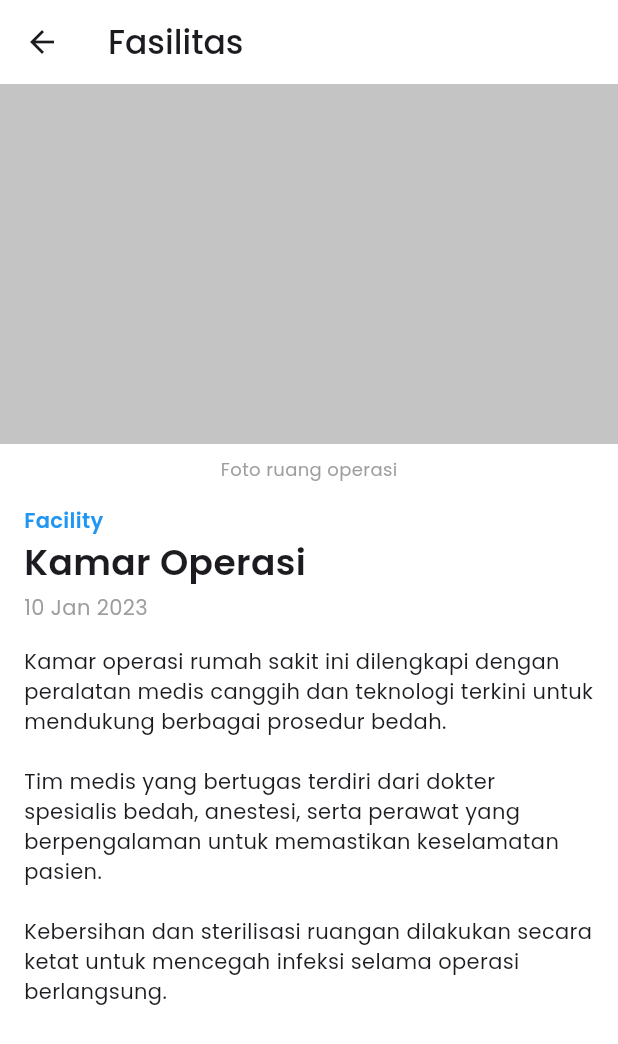
After one commit to zyrridian/hospital-app, a Flutter app: the LayananPage screen opened directly, after a tap on "Kamar Operasi", on a phone screen of 412 x 824 dp. The commit adds this screen. Shown: the top 1044 px of the screen. Run offline on Flutter 3.47's test engine with Material 3 defaults, Android fonts, the phone set to English and light mode, and no system bars; our stand-ins replace animated_bottom_navigation_bar, carousel_slider.

Commit message:
feat: add service detail page

```diff
--- a/lib/main.dart
+++ b/lib/main.dart
@@ -1,6 +1,5 @@
 import 'package:flutter/material.dart';
 import 'package:smkdev_hospital/splash_screen.dart';
-import 'package:smkdev_hospital/main/main_page.dart';
 
 void main() {
   runApp(const MyApp());
--- a/lib/main/main_page.dart
+++ b/lib/main/main_page.dart
@@ -50,9 +50,7 @@ class _MainPageState extends State<MainPage> with TickerProviderStateMixin {
       vsync: this,
     );
 
-    Future.delayed(const Duration(milliseconds: 200), () {
-      _fabAnimationController.forward();
-    });
+    _fabAnimationController.forward();
   }
 
   bool onScrollNotification(ScrollNotification notification) {
--- a/lib/service/service_data.dart
+++ b/lib/service/service_data.dart
@@ -1,100 +1,120 @@
 const List<Map<String, String>> facilityData = [
   {
-    'name': 'Kamar Operasi',
+    'title': 'Kamar Operasi',
     'description': 'Ruang operasi modern dengan peralatan lengkap.',
-    'image': 'assets/images/test.png'
+    'date': '10 Jan 2023',
+    'image': 'assets/images/test.png',
+    'meta': 'Foto ruang operasi',
+    'content':
+        'Kamar operasi rumah sakit ini dilengkapi dengan peralatan medis canggih dan teknologi terkini untuk mendukung berbagai prosedur bedah.\n\nTim medis yang bertugas terdiri dari dokter spesialis bedah, anestesi, serta perawat yang berpengalaman untuk memastikan keselamatan pasien.\n\nKebersihan dan sterilisasi ruangan dilakukan secara ketat untuk mencegah infeksi selama operasi berlangsung.'
   },
   {
-    'name': 'Ruang Tunggu Pasien',
+    'title': 'Ruang Tunggu Pasien',
     'description': 'Ruang tunggu nyaman dengan fasilitas WiFi dan TV.',
-    'image': 'assets/images/test.png'
+    'date': '5 Feb 2023',
+    'image': 'assets/images/test.png',
+    'meta': 'Foto ruang tunggu pasien',
+    'content':
+        'Ruang tunggu pasien dirancang agar nyaman dengan tempat duduk yang ergonomis serta pencahayaan yang baik.\n\nKami menyediakan akses WiFi gratis dan televisi untuk memberikan hiburan bagi pasien dan keluarga yang menunggu giliran.\n\nSelain itu, terdapat dispenser air minum serta area bermain anak-anak agar pengalaman menunggu lebih menyenangkan.'
   },
   {
-    'name': 'Instalasi Gawat Darurat (IGD)',
+    'title': 'Instalasi Gawat Darurat (IGD)',
     'description': 'Layanan darurat 24 jam dengan tenaga medis profesional.',
-    'image': 'assets/images/test.png'
+    'date': '15 Mar 2023',
+    'image': 'assets/images/test.png',
+    'meta': 'Foto ruang Instalasi Gawat Darurat',
+    'content':
+        'IGD rumah sakit kami siap melayani pasien selama 24 jam dengan tenaga medis yang sigap dan berpengalaman.\n\nDilengkapi dengan alat resusitasi, monitor jantung, dan fasilitas penanganan cedera berat, IGD dapat menangani berbagai kondisi darurat.\n\nAmbulans yang tersedia selalu siap untuk evakuasi pasien dalam kondisi kritis dari berbagai lokasi.'
   },
   {
-    'name': 'Kamar Rawat Inap',
+    'title': 'Kamar Rawat Inap',
     'description': 'Kamar pasien dengan berbagai kelas dan fasilitas.',
-    'image': 'assets/images/test.png'
+    'date': '20 Apr 2023',
+    'image': 'assets/images/test.png',
+    'meta': 'Foto kamar rawat inap',
+    'content':
+        'Kamar rawat inap tersedia dalam berbagai kelas, mulai dari VIP hingga kelas standar yang tetap nyaman.\n\nSetiap kamar dilengkapi dengan fasilitas seperti tempat tidur yang nyaman, kamar mandi pribadi, serta televisi.\n\nKami juga menyediakan layanan kunjungan dokter serta perawat profesional yang siap membantu pasien selama masa perawatan.'
   },
   {
-    'name': 'Laboratorium Klinik',
+    'title': 'Laboratorium Klinik',
     'description': 'Pemeriksaan kesehatan lengkap dan akurat.',
-    'image': 'assets/images/test.png'
+    'date': '10 Mei 2023',
+    'image': 'assets/images/test.png',
+    'meta': 'Foto laboratorium klinik',
+    'content':
+        'Laboratorium kami menyediakan berbagai layanan pemeriksaan darah, urine, serta tes kesehatan lainnya.\n\nDengan teknologi terbaru, hasil pemeriksaan dapat diperoleh dalam waktu singkat dengan akurasi tinggi.\n\nSetiap prosedur dilakukan oleh tenaga analis medis yang profesional untuk memastikan hasil yang akurat dan terpercaya.'
   },
   {
-    'name': 'Radiologi',
+    'title': 'Radiologi',
     'description': 'Layanan X-ray, CT scan, dan MRI dengan teknologi canggih.',
-    'image': 'assets/images/test.png'
+    'date': '18 Jun 2023',
+    'image': 'assets/images/test.png',
+    'meta': 'Foto ruang radiologi',
+    'content':
+        'Bagian radiologi rumah sakit kami dilengkapi dengan peralatan canggih untuk mendukung diagnosa yang akurat.\n\nLayanan yang tersedia meliputi X-ray, CT scan, MRI, dan USG yang membantu dokter dalam menentukan perawatan terbaik.\n\nSemua prosedur dilakukan dengan standar keamanan tinggi untuk memastikan keselamatan pasien.'
   },
   {
-    'name': 'Apotek',
+    'title': 'Apotek',
     'description': 'Menyediakan berbagai obat dengan resep dokter.',
-    'image': 'assets/images/test.png'
-  },
-  {
-    'name': 'Poliklinik Umum',
-    'description': 'Konsultasi dokter umum dengan sistem antrian online.',
-    'image': 'assets/images/test.png'
-  },
-  {
-    'name': 'Poliklinik Gigi',
-    'description': 'Layanan perawatan dan konsultasi kesehatan gigi.',
-    'image': 'assets/images/test.png'
-  },
-  {
-    'name': 'Rehabilitasi Medis',
-    'description': 'Fisioterapi dan terapi okupasi untuk pemulihan pasien.',
-    'image': 'assets/images/test.png'
+    'date': '5 Jul 2023',
+    'image': 'assets/images/test.png',
+    'meta': 'Foto apotek rumah sakit',
+    'content':
+        'Apotek rumah sakit kami menyediakan berbagai jenis obat-obatan yang direkomendasikan oleh dokter.\n\nSemua obat yang tersedia telah melewati standar keamanan dan kualitas untuk memastikan efektivitas dalam pengobatan pasien.\n\nKami juga memiliki layanan konsultasi farmasi untuk membantu pasien memahami penggunaan obat yang tepat.'
   }
 ];
 
-const List<Map<String, String>> eventData = [
+const List<Map<String, String>> eventPromoData = [
   {
-    'name': 'Cara Membuat Sabun Herbal Sendiri, Bisa Pilih Aroma da..',
+    'title': 'Cara Membuat Sabun Herbal Sendiri',
     'description':
         'Pelajari cara membuat sabun herbal alami dengan bahan-bahan pilihan.',
     'date': '23 Sep 2020',
     'type': 'event',
-    'image': 'assets/images/test.png'
+    'image': 'assets/images/test.png',
+    'meta': 'Foto sabun herbal',
+    'content':
+        'Dalam workshop ini, Anda akan belajar cara membuat sabun herbal sendiri menggunakan bahan alami yang ramah lingkungan.\n\nInstruktur akan menjelaskan berbagai jenis minyak esensial yang dapat digunakan untuk menciptakan aroma yang menyegarkan.\n\nSetiap peserta akan mendapatkan kit pembuatan sabun serta panduan lengkap untuk mencoba di rumah.'
   },
   {
-    'name': 'Promo Cek Kesehatan Gratis!',
+    'title': 'Promo Cek Kesehatan Gratis!',
     'description': 'Dapatkan layanan cek kesehatan gratis di klinik terdekat.',
     'date': '15 Okt 2020',
     'type': 'promo',
-    'image': 'assets/images/test.png'
+    'image': 'assets/images/test.png',
+    'meta': 'Foto pasien sedang diperiksa',
+    'content':
+        'Kami menyediakan layanan cek kesehatan gratis sebagai bagian dari program kesehatan masyarakat.\n\nPemeriksaan meliputi pengukuran tekanan darah, kadar gula darah, serta konsultasi singkat dengan dokter.\n\nPastikan Anda datang lebih awal karena kuota peserta terbatas setiap harinya.'
   },
   {
-    'name': 'Seminar Gizi Seimbang',
+    'title': 'Seminar Gizi Seimbang',
     'description': 'Ikuti seminar tentang pola makan sehat dan gizi seimbang.',
     'date': '10 Nov 2020',
     'type': 'event',
-    'image': 'assets/images/test.png'
+    'image': 'assets/images/test.png',
+    'meta': 'Foto seminar dengan ahli gizi',
+    'content':
+        'Seminar ini akan membahas pentingnya pola makan seimbang dalam menjaga kesehatan tubuh.\n\nPara ahli gizi akan memberikan wawasan tentang bagaimana memilih makanan yang bernutrisi dan seimbang.\n\nSelain itu, peserta juga akan mendapatkan tips praktis dalam mengatur pola makan sehari-hari.'
   },
   {
-    'name': 'Workshop Yoga dan Meditasi',
+    'title': 'Workshop Yoga dan Meditasi',
     'description':
         'Pelajari teknik yoga dan meditasi untuk meningkatkan kesehatan mental.',
     'date': '20 Des 2020',
     'type': 'event',
-    'image': 'assets/images/test.png'
+    'image': 'assets/images/test.png',
+    'meta': 'Foto peserta workshop yoga',
+    'content':
+        'Workshop ini mengajarkan teknik yoga dasar dan meditasi untuk mengurangi stres dan meningkatkan kesehatan mental.\n\nInstruktur yang berpengalaman akan membimbing peserta dalam berbagai gerakan yoga serta teknik pernapasan yang benar.\n\nSetiap sesi dirancang agar peserta dapat mempraktikkan latihan ini di rumah dengan mudah.'
   },
   {
-    'name': 'Diskon 50% Paket Pemeriksaan Darah',
+    'title': 'Diskon 50% Paket Pemeriksaan Darah',
     'description': 'Nikmati diskon 50% untuk pemeriksaan darah lengkap.',
     'date': '5 Jan 2021',
     'type': 'promo',
-    'image': 'assets/images/test.png'
-  },
-  {
-    'name': 'Vaksinasi Flu dengan Harga Spesial',
-    'description':
-        'Dapatkan vaksinasi flu dengan harga spesial untuk melindungi kesehatan Anda.',
-    'date': '12 Feb 2021',
-    'type': 'promo',
-    'image': 'assets/images/test.png'
+    'image': 'assets/images/test.png',
+    'meta': 'Foto sampel darah di laboratorium',
+    'content':
+        'Dalam rangka bulan kesehatan, kami memberikan diskon 50% untuk pemeriksaan darah lengkap.\n\nPemeriksaan ini mencakup analisis kadar gula darah, kolesterol, dan fungsi hati serta ginjal.\n\nJangan lewatkan kesempatan ini untuk mengetahui kondisi kesehatan Anda dengan harga spesial.'
   }
 ];
--- /dev/null
+++ b/lib/service/service_detail_page.dart
@@ -0,0 +1,106 @@
+import 'package:flutter/material.dart';
+import 'package:intl/intl.dart';
+
+class ServiceDetailPage extends StatefulWidget {
+  final String type;
+  final String title;
+  final String content;
+  final String image;
+  final String meta;
+  final String date;
+
+  const ServiceDetailPage({
+    super.key,
+    required this.type,
+    required this.title,
+    required this.content,
+    required this.image,
+    required this.meta,
+    required this.date,
+  });
+
+  @override
+  State<ServiceDetailPage> createState() => _ServiceDetailPageState();
+}
+
+class _ServiceDetailPageState extends State<ServiceDetailPage> {
+  String getTitle() {
+    switch (widget.type) {
+      case 'facility':
+        return 'Fasilitas';
+      case 'event':
+        return 'Event';
+      case 'promo':
+        return 'Promo';
+      default:
+        return 'Event & Promo';
+    }
+  }
+
+  @override
+  Widget build(BuildContext context) {
+    return Scaffold(
+      backgroundColor: Colors.white,
+      appBar: AppBar(
+        title: Text(
+          getTitle(),
+          style: const TextStyle(fontWeight: FontWeight.w500),
+        ),
+        backgroundColor: Colors.white,
+      ),
+      body: SingleChildScrollView(
+        child: Column(
+          children: [
+            Image.asset(
+              widget.image,
+              width: double.infinity,
+              height: 240,
+              fit: BoxFit.cover,
+            ),
+            Padding(
+              padding: const EdgeInsets.symmetric(horizontal: 16.0),
+              child: Column(
+                crossAxisAlignment: CrossAxisAlignment.start,
+                children: [
+                  const SizedBox(height: 8),
+                  Center(
+                    child: Text(
+                      widget.meta,
+                      style: const TextStyle(color: Colors.grey, fontSize: 12),
+                    ),
+                  ),
+                  const SizedBox(height: 16),
+                  Text(
+                    toBeginningOfSentenceCase(widget.type) ?? '',
+                    style: const TextStyle(
+                      color: Colors.blue,
+                      fontWeight: FontWeight.w600,
+                    ),
+                  ),
+                  Text(
+                    widget.title,
+                    style: const TextStyle(
+                      fontSize: 24,
+                      fontWeight: FontWeight.w600,
+                    ),
+                  ),
+                  const SizedBox(height: 4),
+                  Text(
+                    widget.date,
+                    style: const TextStyle(
+                      fontSize: 14,
+                      color: Colors.grey,
+                    ),
+                  ),
+                  const SizedBox(height: 16),
+                  Text(widget.content),
+                  const SizedBox(height: 16),
+                ],
+              ),
+            ),
+          ],
+        ),
+      ),
+    );
+  }
+}
--- a/lib/service/service_page.dart
+++ b/lib/service/service_page.dart
@@ -1,6 +1,7 @@
 import 'package:flutter/material.dart';
 import 'package:intl/intl.dart';
 import 'package:smkdev_hospital/service/service_data.dart';
+import 'package:smkdev_hospital/service/service_detail_page.dart';
 
 class LayananPage extends StatefulWidget {
   const LayananPage({super.key});
@@ -31,7 +32,7 @@ class _LayananPageState extends State<LayananPage> {
                 _buildAppBar(),
                 _buildSearchBar(),
                 _buildFacilitySection(),
-                _buildEventSection()
+                _buildEventPromoSection()
               ],
             ),
           )
@@ -111,8 +112,26 @@ class _LayananPageState extends State<LayananPage> {
               padding: const EdgeInsets.symmetric(horizontal: 12),
               scrollDirection: Axis.horizontal,
               itemBuilder: (context, index) {
-                return _buildFacilityItem(
-                  facilityData[index],
+                final facility = facilityData[index];
+                return InkWell(
+                  splashColor: Colors.transparent,
+                  highlightColor: Colors.transparent,
+                  onTap: () {
+                    Navigator.push(
+                      context,
+                      MaterialPageRoute(
+                        builder: (context) => ServiceDetailPage(
+                          type: 'facility',
+                          title: facility['title'] ?? '',
+                          content: facility['content'] ?? '',
+                          date: facility['date'] ?? '',
+                          image: facility['image'] ?? '',
+                          meta: facility['meta'] ?? '',
+                        ),
+                      ),
+                    );
+                  },
+                  child: _buildFacilityItem(facility),
                 );
               },
             ),
@@ -162,7 +181,7 @@ class _LayananPageState extends State<LayananPage> {
                   ),
                 ),
                 child: Text(
-                  facility['name'] ?? '',
+                  facility['title'] ?? '',
                   style: const TextStyle(
                     fontSize: 14,
                     fontWeight: FontWeight.w600,
@@ -179,7 +198,7 @@ class _LayananPageState extends State<LayananPage> {
     );
   }
 
-  Widget _buildEventSection() {
+  Widget _buildEventPromoSection() {
     return Container(
       padding: const EdgeInsets.only(top: 24.0),
       color: Colors.white,
@@ -196,15 +215,33 @@ class _LayananPageState extends State<LayananPage> {
               ),
             ),
           ),
-          const SizedBox(height: 4),
+          const SizedBox(height: 2),
           ListView.builder(
-            itemCount: eventData.length,
+            itemCount: eventPromoData.length,
             physics: const ClampingScrollPhysics(),
             padding: const EdgeInsets.symmetric(horizontal: 12),
             shrinkWrap: true,
             itemBuilder: (context, index) {
-              return _buildEventItem(
-                eventData[index],
+              final eventPromo = eventPromoData[index];
+              return InkWell(
+                splashColor: Colors.transparent,
+                highlightColor: Colors.transparent,
+                onTap: () {
+                  Navigator.push(
+                    context,
+                    MaterialPageRoute(
+                      builder: (context) => ServiceDetailPage(
+                        type: eventPromo['type'] ?? '',
+                        title: eventPromo['title'] ?? '',
+                        content: eventPromo['content'] ?? '',
+                        date: eventPromo['date'] ?? '',
+                        image: eventPromo['image'] ?? '',
+                        meta: eventPromo['meta'] ?? '',
+                      ),
+                    ),
+                  );
+                },
+                child: _buildEventPromoItem(eventPromo),
               );
             },
           )
@@ -213,11 +250,11 @@ class _LayananPageState extends State<LayananPage> {
     );
   }
 
-  Widget _buildEventItem(Map<String, String> event) {
+  Widget _buildEventPromoItem(Map<String, String> event) {
     return Container(
       width: double.infinity,
       height: 280,
-      padding: const EdgeInsets.symmetric(horizontal: 4, vertical: 4),
+      padding: const EdgeInsets.symmetric(horizontal: 4, vertical: 6),
       child: Card(
         shape: RoundedRectangleBorder(borderRadius: BorderRadius.circular(16)),
         clipBehavior: Clip.antiAlias,
@@ -247,13 +284,13 @@ class _LayananPageState extends State<LayananPage> {
                   ),
                   const SizedBox(height: 4),
                   Text(
-                    event['name'] ?? '',
+                    event['title'] ?? '',
                     style: const TextStyle(
                       fontSize: 14,
                       fontWeight: FontWeight.w600,
                     ),
                   ),
-                  const SizedBox(height: 8),
+                  const SizedBox(height: 4),
                   Text(
                     event['date'] ?? '',
                     maxLines: 2,
```
